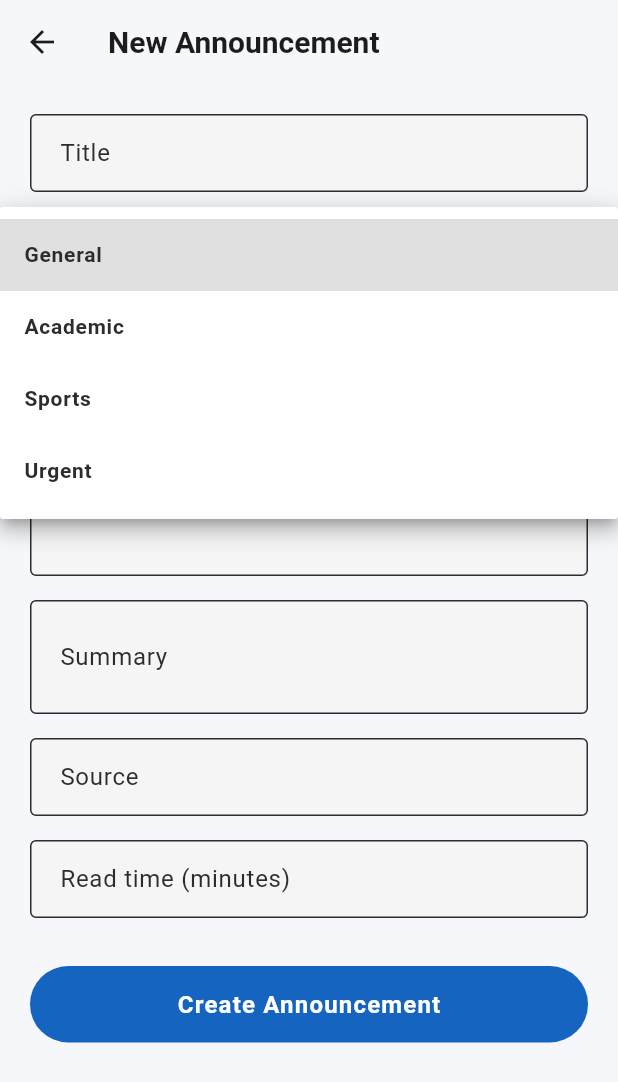
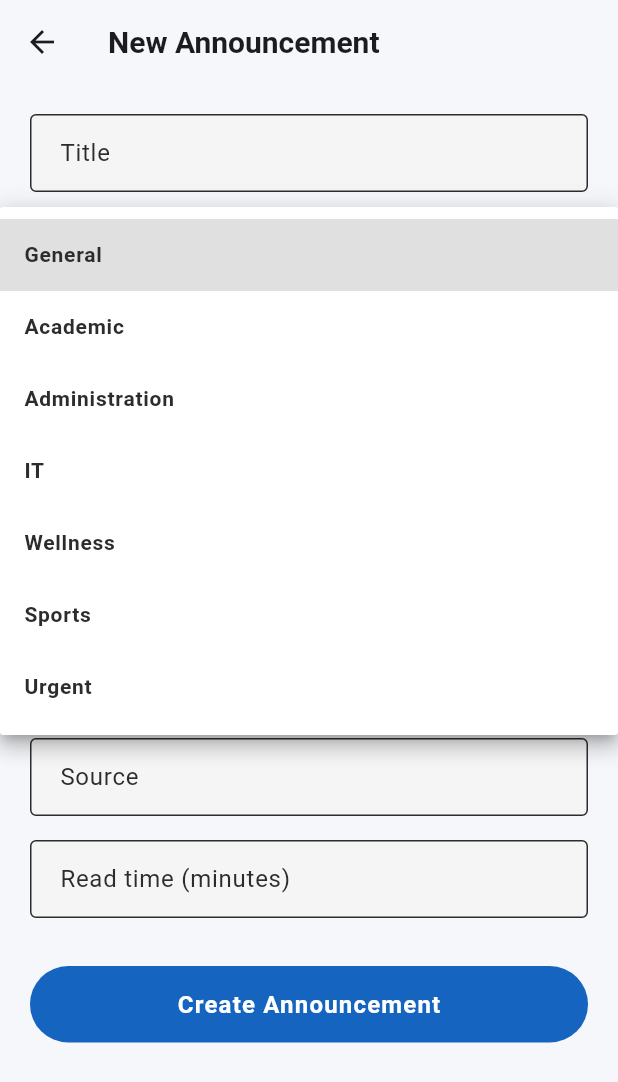
Before and after one commit to Dekoumi-Haroun/smart-campus-companion, a Flutter app: the AdminAnnouncementFormScreen screen opened by its route, after a tap on "General", on a phone screen of 412 x 824 dp. Shown: the top 1082 px of the screen. Run offline on Flutter 3.47's test engine with Material 3 defaults, Android fonts, the phone set to English and light mode, and no system bars; our stand-ins replace cached_network_image, connectivity_plus, dio, equatable, flutter_bloc, flutter_local_notifications and 13 more; missing offline and left inert: workmanager; accounts and stored records are empty; network calls fail; statements that could not run were skipped.

Commit message:
fix: unify announcement categories across filter, admin form, and mock data
Filter chips, the admin dropdown, and mock data each defined their own
disjoint category sets, so 4 of the 5 seeded announcements were
unreachable via any filter. Introduces `Announcement.categories` as the
single canonical list and wires the filter chips, admin form dropdown,
and mock data to it. Adds tag colors for the three new canonical
categories (Administration, IT, Wellness).

```diff
--- a/lib/core/constants/app_colors.dart
+++ b/lib/core/constants/app_colors.dart
@@ -44,4 +44,7 @@ class AppColors {
   static const Color tagSports = Color(0xFF66BB6A);
   static const Color tagGeneral = Color(0xFFFF7043);
   static const Color tagUrgent = Color(0xFFEF5350);
+  static const Color tagAdministration = Color(0xFF8D6E63);
+  static const Color tagIt = Color(0xFF00ACC1);
+  static const Color tagWellness = Color(0xFFAB47BC);
 }
--- a/lib/data/datasources/remote/mock_data.dart
+++ b/lib/data/datasources/remote/mock_data.dart
@@ -31,7 +31,7 @@
         'this window, connectivity may be intermittent across all buildings. '
         'We recommend downloading any materials you need for offline access '
         'before Friday evening.',
-    'category': 'IT Services',
+    'category': 'IT',
     'date': '2026-04-05T14:30:00',
     'summary':
         'Scheduled Wi-Fi maintenance Saturday 2-6 AM. Download '
@@ -49,7 +49,7 @@
         'juniors on April 12, sophomores on April 14, and freshmen on '
         'April 16. Please review your degree audit before registering to '
         'ensure you are on track for graduation.',
-    'category': 'Registration',
+    'category': 'Academic',
     'date': '2026-04-04T08:00:00',
     'summary':
         'Spring 2026 registration is open. Senior priority starts '
--- a/lib/domain/entities/announcement.dart
+++ b/lib/domain/entities/announcement.dart
@@ -4,6 +4,21 @@
 /// of an announcement. The data layer's model (with JSON serialization)
 /// will map to/from this entity.
 class Announcement {
+  /// Canonical set of categories an announcement can belong to.
+  ///
+  /// Single source of truth — the announcements filter chips, the admin
+  /// form dropdown, and mock data all derive from this list. Adding a
+  /// category here automatically makes it filterable and selectable.
+  static const List<String> categories = [
+    'General',
+    'Academic',
+    'Administration',
+    'IT',
+    'Wellness',
+    'Sports',
+    'Urgent',
+  ];
+
   final String id;
   final String title;
   final String body;
--- a/lib/presentation/screens/admin/announcements/admin_announcement_form_screen.dart
+++ b/lib/presentation/screens/admin/announcements/admin_announcement_form_screen.dart
@@ -29,7 +29,10 @@ class _AdminAnnouncementFormScreenState
 
   bool get _isEditing => widget.announcement != null;
 
-  static const _categories = ['General', 'Academic', 'Sports', 'Urgent'];
+  // Mirrors the filter chips on AnnouncementsScreen — both pull from the
+  // canonical list on the domain entity so admin-created categories are
+  // always filterable.
+  static const _categories = Announcement.categories;
 
   @override
   void initState() {
--- a/lib/presentation/screens/announcements/announcements_screen.dart
+++ b/lib/presentation/screens/announcements/announcements_screen.dart
@@ -26,13 +26,9 @@ class _AnnouncementsScreenState extends State<AnnouncementsScreen> {
   late final ShakeDetector _shakeDetector;
   StreamSubscription<void>? _shakeSubscription;
 
-  static const _categories = [
-    AppStrings.filterAll,
-    AppStrings.filterAcademic,
-    AppStrings.filterSports,
-    AppStrings.filterGeneral,
-    AppStrings.filterUrgent,
-  ];
+  // Filter chips = "All" + the canonical category list from the domain entity.
+  // Keeps the filter, the admin form, and mock data in sync.
+  static const _categories = [AppStrings.filterAll, ...Announcement.categories];
 
   @override
   void initState() {
@@ -207,6 +203,9 @@ class _AnnouncementCard extends StatelessWidget {
       'academic' => AppColors.tagAcademic,
       'sports' => AppColors.tagSports,
       'urgent' => AppColors.tagUrgent,
+      'administration' => AppColors.tagAdministration,
+      'it' => AppColors.tagIt,
+      'wellness' => AppColors.tagWellness,
       _ => AppColors.tagGeneral,
     };
   }
@@ -216,6 +215,9 @@ class _AnnouncementCard extends StatelessWidget {
       'academic' => Icons.school_rounded,
       'sports' => Icons.sports_rounded,
       'urgent' => Icons.warning_rounded,
+      'administration' => Icons.account_balance_rounded,
+      'it' => Icons.computer_rounded,
+      'wellness' => Icons.favorite_rounded,
       _ => Icons.info_rounded,
     };
   }
@@ -523,6 +525,9 @@ Color _categoryColorStatic(String category) {
     'academic' => AppColors.tagAcademic,
     'sports' => AppColors.tagSports,
     'urgent' => AppColors.tagUrgent,
+    'administration' => AppColors.tagAdministration,
+    'it' => AppColors.tagIt,
+    'wellness' => AppColors.tagWellness,
     _ => AppColors.tagGeneral,
   };
 }
--- a/lib/presentation/screens/home/widgets/announcements_preview.dart
+++ b/lib/presentation/screens/home/widgets/announcements_preview.dart
@@ -93,6 +93,9 @@ class _AnnouncementMiniCard extends StatelessWidget {
       'academic' => AppColors.tagAcademic,
       'sports' => AppColors.tagSports,
       'urgent' => AppColors.tagUrgent,
+      'administration' => AppColors.tagAdministration,
+      'it' => AppColors.tagIt,
+      'wellness' => AppColors.tagWellness,
       _ => AppColors.tagGeneral,
     };
   }
```
